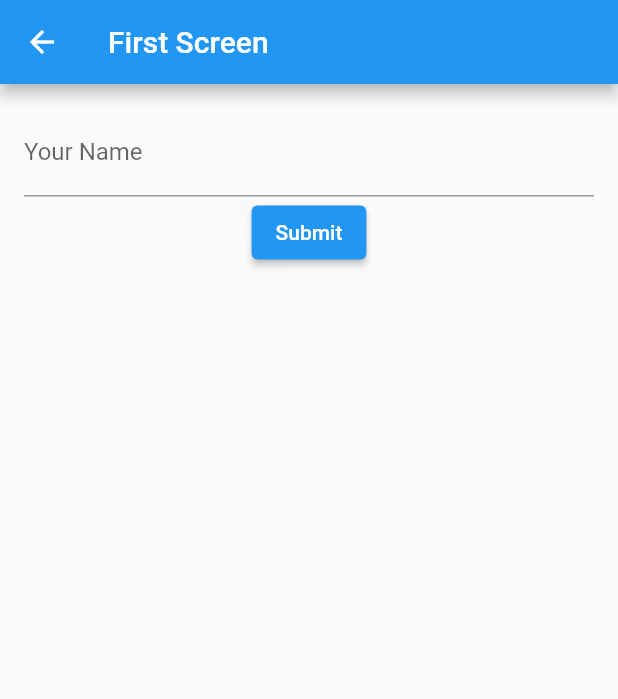
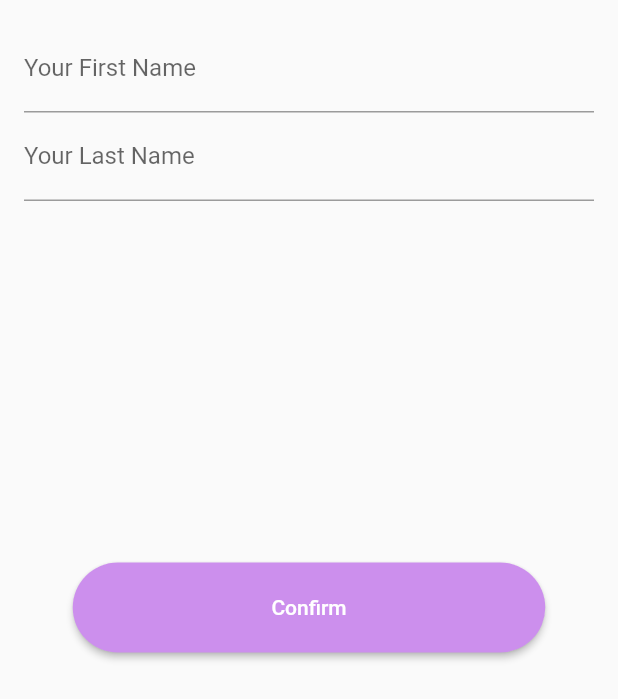
Before and after one commit to MuhFrds/fitness-app-flutter, a Flutter app: the LoginPage screen opened directly, on a phone screen of 412 x 824 dp. Shown: the top 699 px of the screen. Run offline on Flutter 3.47's test engine with Material 2 defaults, Android fonts, the phone set to English and light mode, and no system bars; our stand-ins replace carousel_slider, google_fonts.

Commit message:
Make Input Name

```diff
--- a/lib/onboard/onboard2.dart
+++ b/lib/onboard/onboard2.dart
@@ -15,7 +15,8 @@ class Onboard2 extends StatelessWidget {
         },
         child: Icon(Icons.arrow_forward_ios),
       ),
-      body: Column(
+      body: SingleChildScrollView(
+        child: Column(
           crossAxisAlignment: CrossAxisAlignment.stretch,
           children: <Widget>[
             Image.asset(
@@ -55,6 +56,7 @@ class Onboard2 extends StatelessWidget {
                 ))
           ],
         ),
+      ),
     );
   }
 }
--- a/lib/onboard/onboard3.dart
+++ b/lib/onboard/onboard3.dart
@@ -15,7 +15,8 @@ class Onboard3 extends StatelessWidget {
         },
         child: const Icon(Icons.arrow_forward_ios),
       ),
-      body: Column(
+      body: SingleChildScrollView(
+        child: Column(
           crossAxisAlignment: CrossAxisAlignment.stretch,
           children: <Widget>[
             Image.asset(
@@ -55,6 +56,7 @@ class Onboard3 extends StatelessWidget {
                 ))
           ],
         ),
+      ),
     );
   }
 }
--- a/lib/onboard/onboard4.dart
+++ b/lib/onboard/onboard4.dart
@@ -15,7 +15,8 @@ class Onboard4 extends StatelessWidget {
         },
         child: const Icon(Icons.arrow_forward_ios),
       ),
-      body: Column(
+      body: SingleChildScrollView(
+        child: Column(
           crossAxisAlignment: CrossAxisAlignment.stretch,
           children: <Widget>[
             Image.asset(
@@ -79,6 +80,7 @@ class Onboard4 extends StatelessWidget {
             )
           ],
         ),
+      ),
     );
   }
 }
--- a/lib/register/login.dart
+++ b/lib/register/login.dart
@@ -9,39 +9,61 @@ class LoginPage extends StatefulWidget {
 }
 
 class _LoginPageState extends State<LoginPage> {
-  String _name = '';
+  String _firstName = '';
+  String _lastName = '';
 
   @override
   Widget build(BuildContext context) {
     return Scaffold(
-      appBar: AppBar(
-        title: const Text('First Screen'),
-      ),
       body: Padding(
         padding: const EdgeInsets.all(16.0),
         child: Column(
           children: [
-            TextField(
-              decoration: const InputDecoration(
-                hintText: 'Write your name here...',
-                labelText: 'Your Name',
+            SizedBox(
+              child: TextField(
+                decoration: const InputDecoration(
+                  hintText: 'Write Your First Name',
+                  labelText: 'Your First Name',
+                ),
+                onChanged: (String value) {
+                  setState(() {
+                    _firstName = value;
+                  });
+                },
               ),
-              onChanged: (String value) {
-                setState(() {
-                  _name = value;
-                });
-              },
+            ),
+            SizedBox(
+              height: 300,
+              child: TextField(
+                decoration: const InputDecoration(
+                  hintText: 'Write Your Last Name',
+                  labelText: 'Your Last Name',
+                ),
+                onChanged: (String value) {
+                  setState(() {
+                    _lastName = value;
+                  });
+                },
+              ),
             ),
             ElevatedButton(
               onPressed: () {
                 Navigator.push(
                   context,
                   MaterialPageRoute(
-                    builder: (context) => Welcome1(name: _name),
+                    builder: (context) => Welcome1(
+                      firstName: _firstName,
+                      lastName: _lastName,
+                    ),
                   ),
                 );
               },
-              child: Text('Submit'),
+              style: ElevatedButton.styleFrom(
+                  backgroundColor: const Color(0xFFCC8FED),
+                  minimumSize: const Size(315, 60),
+                  shape: RoundedRectangleBorder(
+                      borderRadius: BorderRadius.circular(99))),
+              child: const Text('Confirm'),
             )
           ],
         ),
```
Also changed, not shown: lib/home/home.dart (+23 -7 lines), lib/onboard/onboard.dart (+6 -4 lines), lib/register/register1.dart (deleted, +0 -10 lines), lib/register/welcome.dart (+4 -3 lines). Lines whose indentation alone changed are shown as unchanged.
